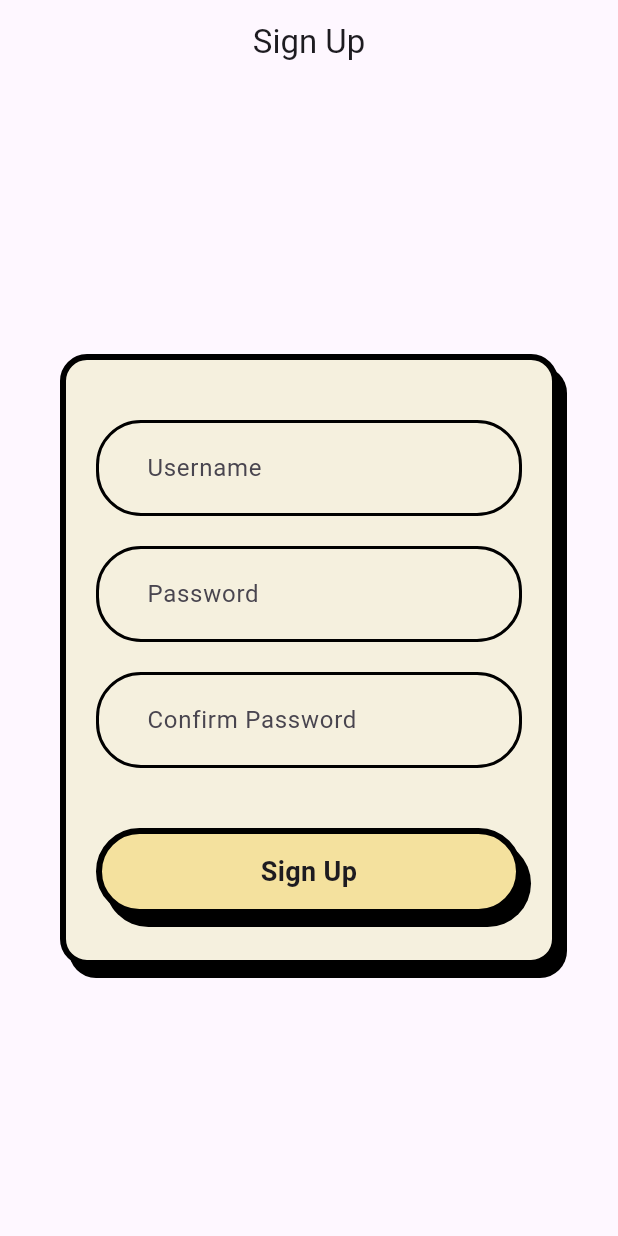
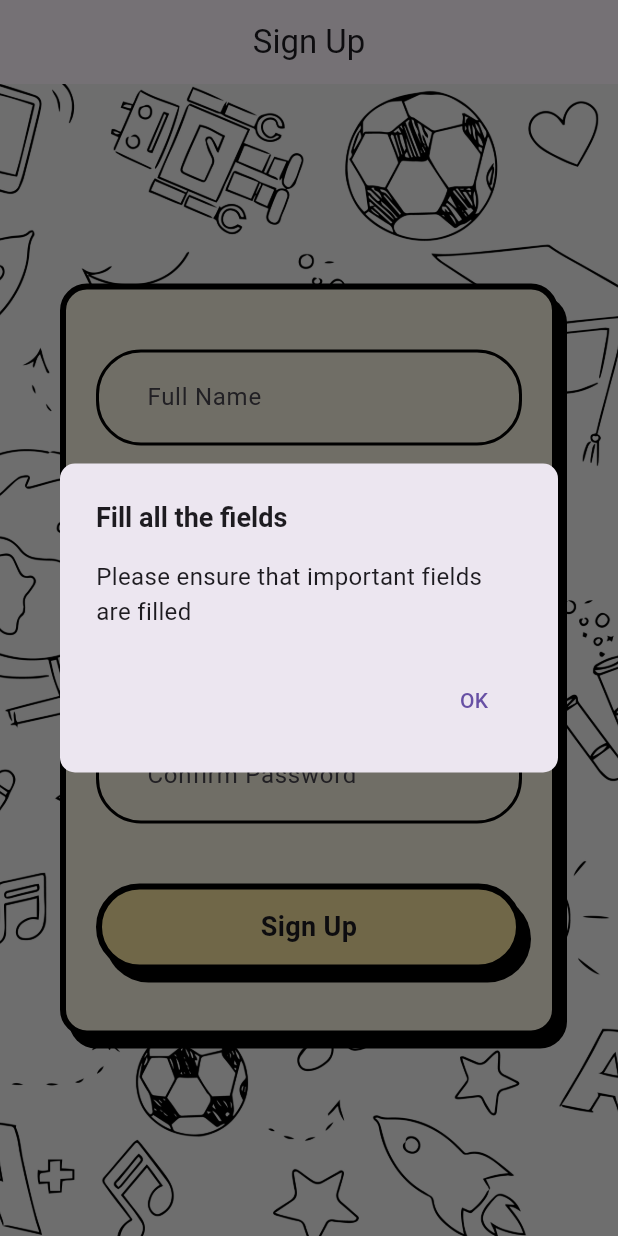
Before and after one commit to Drako-Rexon/notes_worm, a Flutter app: the screen it shows after launch, after a tap on "Sign Up", on a phone screen of 412 x 824 dp. Run offline on Flutter 3.47's test engine with Material 3 defaults, Android fonts, the phone set to English and light mode, and no system bars; our stand-ins replace bloc, flutter_bloc, flutter_dotenv, google_fonts, internet_connection_checker_plus, lottie and 1 more; Roboto replaces fonts that are missing (Handlee).

Commit message:
signup done with success only

```diff
--- a/frontend/lib/common/ui_functions/ui_functions.dart
+++ b/frontend/lib/common/ui_functions/ui_functions.dart
@@ -6,14 +6,14 @@ Future errorPopup({required BuildContext ctx, String? head, String? body}) {
     builder: (context) => AlertDialog(
       title: Text(
         head ?? "Something went wrong",
-        style: TextStyle(
+        style: const TextStyle(
           fontSize: 18,
           fontWeight: FontWeight.bold,
         ),
       ),
       content: Text(
         body ?? "Something went wrong",
-        style: TextStyle(
+        style: const TextStyle(
           fontSize: 16,
         ),
       ),
--- a/frontend/lib/core/config/assets/app_images.dart
+++ b/frontend/lib/core/config/assets/app_images.dart
@@ -1,6 +1,7 @@
 class AppImages {
   static const String main = "assets/images/";
   static String loading = getName('loading.png');
+  static String backgroundImage = getName('background-img.jpg');
 
   static String getName(String name) => '$main$name';
 }
--- a/frontend/lib/core/config/assets/app_lottie_animations.dart
+++ b/frontend/lib/core/config/assets/app_lottie_animations.dart
@@ -2,6 +2,7 @@ class AppLottieAnimations {
   static const String main = "assets/lottie-animations/";
   static String loading = getName('notes-loading.json');
   static String noInternet = getName('no-internet.json');
+  static String error = getName('error.json');
 
   static String getName(String name) => '$main$name';
 }
--- a/frontend/lib/core/extensions/extensions.dart
+++ b/frontend/lib/core/extensions/extensions.dart
@@ -4,3 +4,8 @@ extension CustomSizedBox on int {
   SizedBox get ah => SizedBox(height: toDouble());
   SizedBox get aw => SizedBox(width: toDouble());
 }
+
+extension Size on BuildContext {
+  double get height => MediaQuery.of(this).size.height;
+  double get width => MediaQuery.of(this).size.width;
+}
--- a/frontend/lib/presentation/auth/signup_page/bloc/signup_bloc.dart
+++ b/frontend/lib/presentation/auth/signup_page/bloc/signup_bloc.dart
@@ -2,12 +2,13 @@ import 'dart:async';
 
 import 'package:bloc/bloc.dart';
 import 'package:meta/meta.dart';
+import 'package:sub_notes_app/common/helper_function/http_provider.dart';
 
 part 'signup_event.dart';
 part 'signup_state.dart';
 
 class SignupBloc extends Bloc<SignupEvent, SignupState> {
-  SignupBloc() : super(SignupInitial()) {
+  SignupBloc() : super(SignupInitialState()) {
     on<SignupEvent>((event, emit) {});
     on<SignupInitialEvent>(signinInitialEvent);
   }
@@ -16,26 +17,22 @@ class SignupBloc extends Bloc<SignupEvent, SignupState> {
       SignupInitialEvent event, Emitter<SignupState> emit) async {
     emit(SignupLoadingState());
     try {
+      Map<String, String> body = {
+        "name": event.name,
+        "email": event.email,
+        "password": event.password
+      };
 
-
-
-
-
-
-
-
-
-
-
-
-
-
-
-
-
-
-
-
-    } catch (e) {}
+      final respone =
+          await request('post', '/api/v1/auth/register', json: body);
+      if (respone.statusCode == 201) {
+        emit(SignupSuccessState());
+        return;
+      }
+      emit(SignupFailureState(error: 'Failed to sign up'));
+      return;
+    } catch (e) {
+      emit(SignupErrorState());
+    }
   }
 }
--- a/frontend/lib/presentation/auth/signup_page/bloc/signup_event.dart
+++ b/frontend/lib/presentation/auth/signup_page/bloc/signup_event.dart
@@ -5,10 +5,12 @@ abstract class SignupEvent {}
 
 class SignupInitialEvent extends SignupEvent {
   SignupInitialEvent({
+    required this.name,
     required this.email,
     required this.password,
   });
 
   final String email;
   final String password;
+  final String name;
 }
--- a/frontend/lib/presentation/auth/signup_page/bloc/signup_state.dart
+++ b/frontend/lib/presentation/auth/signup_page/bloc/signup_state.dart
@@ -3,10 +3,15 @@ part of 'signup_bloc.dart';
 @immutable
 abstract class SignupState {}
 
-class SignupInitial extends SignupState {}
+class SignupInitialState extends SignupState {}
 
 class SignupLoadingState extends SignupState {}
 
 class SignupSuccessState extends SignupState {}
 
 class SignupErrorState extends SignupState {}
+
+class SignupFailureState extends SignupState {
+  SignupFailureState({required this.error});
+  final String error;
+}
--- a/frontend/lib/presentation/auth/signup_page/pages/signup_page.dart
+++ b/frontend/lib/presentation/auth/signup_page/pages/signup_page.dart
@@ -1,13 +1,18 @@
 import 'package:flutter/material.dart';
+import 'package:flutter_bloc/flutter_bloc.dart';
+import 'package:sub_notes_app/common/pages/something_went_wrong.dart';
 import 'package:sub_notes_app/common/ui_functions/ui_functions.dart';
 import 'package:sub_notes_app/common/widgets/notes_button.dart';
+import 'package:sub_notes_app/core/config/assets/app_images.dart';
 import 'package:sub_notes_app/core/config/theme/app_color.dart';
 import 'package:sub_notes_app/core/extensions/extensions.dart';
 import 'package:sub_notes_app/presentation/auth/signup_page/bloc/signup_bloc.dart';
+import 'package:sub_notes_app/presentation/homepage/pages/homepage.dart';
 
 class SignupPage extends StatelessWidget {
   SignupPage({super.key});
   final TextEditingController _emailController = TextEditingController();
+  final TextEditingController _nameController = TextEditingController();
   final TextEditingController _passwordController = TextEditingController();
   final TextEditingController _confirmPasswordController =
       TextEditingController();
@@ -21,10 +26,45 @@ class SignupPage extends StatelessWidget {
         title: const Text('Sign Up'),
         centerTitle: true,
       ),
-      body: Center(
+      body: Stack(
+        children: [
+          Image.asset(
+            AppImages.backgroundImage,
+            fit: BoxFit.fitHeight,
+            height: context.height,
+          ),
+          BlocConsumer<SignupBloc, SignupState>(
+            bloc: signupBloc,
+            listener: (context, state) {
+              if (state is SignupSuccessState) {
+                Navigator.pushReplacement(context,
+                    MaterialPageRoute(builder: (_) => const HomePage()));
+              }
+            },
+            builder: (context, state) {
+              if (state is SignupInitialState) {
+                return signup(context);
+              } else if (state is SignupLoadingState) {
+                return const Center(
+                  child: CircularProgressIndicator(
+                    color: AppColors.black,
+                  ),
+                );
+              }
+
+              return const SomethingWentWrong();
+            },
+          ),
+        ],
+      ),
+    );
+  }
+
+  Center signup(BuildContext context) {
+    return Center(
       child: Container(
         padding: const EdgeInsets.symmetric(horizontal: 20, vertical: 40),
-          margin: const EdgeInsets.symmetric(horizontal: 40, vertical: 180),
+        margin: const EdgeInsets.symmetric(horizontal: 40),
         decoration: BoxDecoration(
             color: AppColors.appLightYellow,
             border: Border.all(color: AppColors.black, width: 4),
@@ -33,8 +73,33 @@ class SignupPage extends StatelessWidget {
               BoxShadow(color: AppColors.black, offset: Offset(6, 8))
             ]),
         child: Column(
+          mainAxisSize: MainAxisSize.min,
           children: [
             TextField(
+              cursorColor: AppColors.black,
+              controller: _nameController,
+              decoration: const InputDecoration(
+                hintText: "Full Name",
+                contentPadding:
+                    EdgeInsets.symmetric(horizontal: 30, vertical: 20),
+                enabledBorder: OutlineInputBorder(
+                  borderRadius: BorderRadius.all(Radius.circular(30)),
+                  borderSide: BorderSide(width: 2),
+                ),
+                focusedBorder: OutlineInputBorder(
+                  borderRadius: BorderRadius.all(Radius.circular(30)),
+                  borderSide: BorderSide(width: 3),
+                ),
+                border: OutlineInputBorder(
+                  borderRadius: BorderRadius.all(Radius.circular(30)),
+                  borderSide: BorderSide(width: 2),
+                ),
+              ),
+              onChanged: (value) {},
+            ),
+            20.ah,
+            TextField(
+              cursorColor: AppColors.black,
               controller: _emailController,
               decoration: const InputDecoration(
                 hintText: "Username",
@@ -53,12 +118,11 @@ class SignupPage extends StatelessWidget {
                   borderSide: BorderSide(width: 2),
                 ),
               ),
-                onChanged: (value) {
-                  // Handle text field input here
-                },
+              onChanged: (value) {},
             ),
             20.ah,
             TextField(
+              cursorColor: AppColors.black,
               controller: _passwordController,
               decoration: const InputDecoration(
                 hintText: "Password",
@@ -83,6 +147,7 @@ class SignupPage extends StatelessWidget {
             ),
             20.ah,
             TextField(
+              cursorColor: AppColors.black,
               controller: _confirmPasswordController,
               decoration: const InputDecoration(
                 hintText: "Confirm Password",
@@ -108,11 +173,24 @@ class SignupPage extends StatelessWidget {
                 Expanded(
                   child: InkWell(
                     onTap: () {
-                        if (_passwordController.text ==
-                            _confirmPasswordController.text) {
+                      String name = _nameController.text;
+                      String email = _emailController.text;
+                      String password = _passwordController.text;
+                      String confirmPassword = _confirmPasswordController.text;
+                      if (password == confirmPassword) {
+                        if (email.isNotEmpty &&
+                            name.isNotEmpty &&
+                            password.isNotEmpty) {
                           signupBloc.add(SignupInitialEvent(
-                              email: _emailController.text,
-                              password: _passwordController.text));
+                              name: name, email: email, password: password));
+                        } else {
+                          errorPopup(
+                            ctx: context,
+                            head: 'Fill all the fields',
+                            body:
+                                'Please ensure that important fields are filled',
+                          );
+                        }
                       } else {
                         errorPopup(
                           ctx: context,
@@ -130,7 +208,6 @@ class SignupPage extends StatelessWidget {
           ],
         ),
       ),
-      ),
     );
   }
 }
--- a/frontend/lib/presentation/splash_screen/pages/splash_screen.dart
+++ b/frontend/lib/presentation/splash_screen/pages/splash_screen.dart
@@ -1,7 +1,7 @@
 import 'package:flutter/material.dart';
 import 'package:lottie/lottie.dart';
+import 'package:sub_notes_app/common/pages/something_went_wrong.dart';
 import 'package:sub_notes_app/core/config/assets/app_lottie_animations.dart';
-import 'package:sub_notes_app/presentation/auth/signin_page/pages/signin_page.dart';
 import 'package:sub_notes_app/presentation/auth/signup_page/pages/signup_page.dart';
 import 'package:sub_notes_app/presentation/splash_screen/bloc/splash_screen_bloc.dart';
 import 'package:flutter_bloc/flutter_bloc.dart';
@@ -45,9 +45,7 @@ class _SplashScreenState extends State<SplashScreen> {
               child: Lottie.asset(AppLottieAnimations.loading),
             );
           } else if (state is SplashScreenErrorState) {
-            return const Center(
-              child: Text('Something went wrong...'),
-            );
+            return const SomethingWentWrong();
           } else if (state is SplashScreenSuccessState) {
             return const SizedBox();
           } else if (state is SplashScreenNoInternetState) {
```
Also changed, not shown: frontend/assets/lottie-animations/error.json (added, +1 -0 lines), frontend/lib/common/pages/something_went_wrong.dart (added, +30 -0 lines), frontend/lib/presentation/auth/signin_page/pages/signin_page.dart (+13 -2 lines), frontend/assets/images/background-img.jpg (added), frontend/lib/common/helper_function/http_provider.dart (renamed from frontend/lib/common/http_provider.dart), 2 other files. Lines whose indentation alone changed are shown as unchanged.
